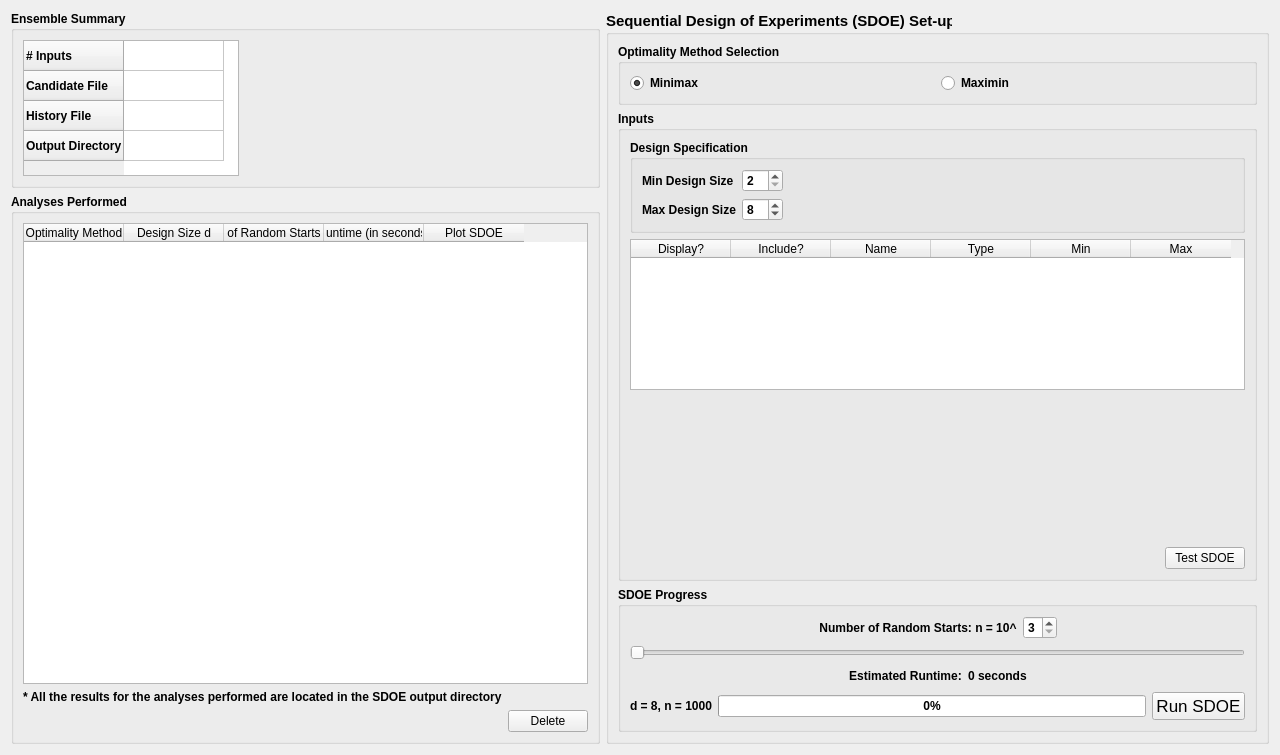
Old version of the form foqus_lib/gui/sdoe/sdoeAnalysisDialog_UI.ui in the repository CCSI-Toolset/FOQUS.
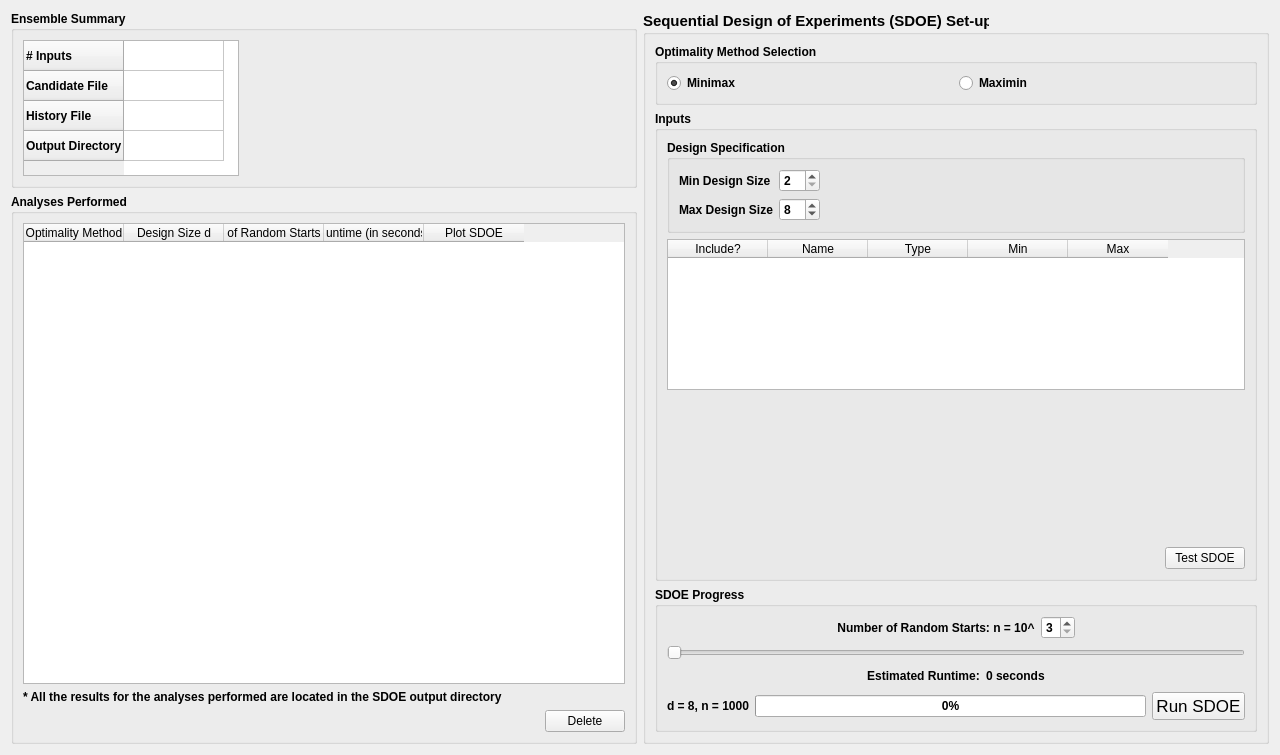
New version of the form.

```diff
--- a/foqus_lib/gui/sdoe/sdoeAnalysisDialog_UI.ui
+++ b/foqus_lib/gui/sdoe/sdoeAnalysisDialog_UI.ui
@@ -265,11 +265,6 @@
            <property name="sizeAdjustPolicy">
             <enum>QAbstractScrollArea::AdjustToContents</enum>
            </property>
-           <column>
-            <property name="text">
-             <string>Display?</string>
-            </property>
-           </column>
            <column>
             <property name="text">
              <string>Include?</string>
```
